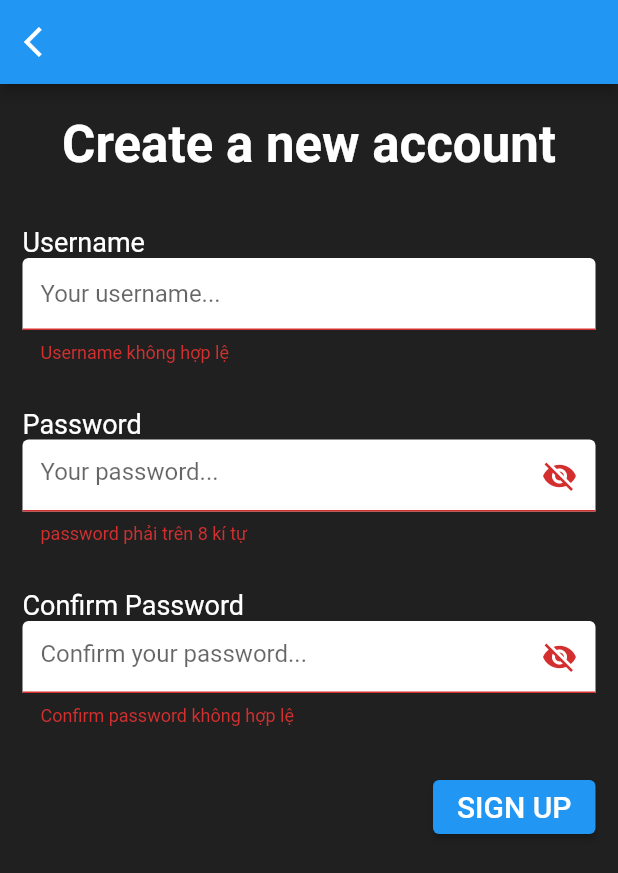
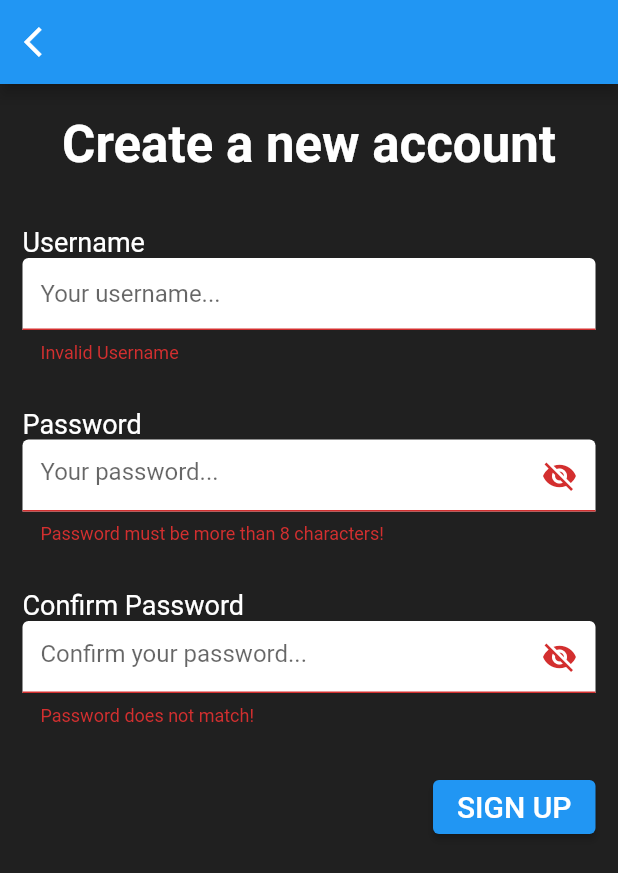
Before and after one commit to manhlamabc123/PDP_TCG_Terminal, a Flutter app: the SignUpPage screen opened directly, after a tap on "SIGN UP", on a phone screen of 412 x 824 dp. Shown: the top 873 px of the screen. Run offline on Flutter 3.47's test engine with Material 2 defaults, Android fonts, the phone set to English and light mode, and no system bars; our stand-ins replace carousel_slider, firebase_core, firebase_database, font_awesome_flutter; accounts and stored records are empty.

Commit message:
Update Sign Up Page

```diff
--- a/lib/pages/sign_up_page.dart
+++ b/lib/pages/sign_up_page.dart
@@ -9,8 +9,7 @@ class SignUpPage extends StatefulWidget {
   @override
   State<SignUpPage> createState() => _SignUpPageState();
 }
-String passErr = "password phải trên 8 kí tự";
-String passCFErr = "Confirm password không hợp lệ";
+
 bool passInvalid = false;
 bool passCFInvalid = false;
 
@@ -20,7 +19,16 @@ class _SignUpPageState extends State<SignUpPage> {
   String password = '';
   String passwordConfirm = '';
   final usernameController = TextEditingController();
+  final passwordError = "Password must be more than 8 characters!";
+  final passwordConfirmError = "Password does not match!";
 
+  @override
+  void initState() {
+    super.initState();
+    passInvalid = false;
+    passCFInvalid = false;
+    userInvalid = false;
+  }
 
   @override
   Widget build(BuildContext context) {
@@ -72,7 +80,8 @@ class _SignUpPageState extends State<SignUpPage> {
                           onPressed: () {
                             //TO DO
                             setState(() {
-                              debugPrint('Username: ${usernameController.text}');
+                              debugPrint(
+                                  'Username: ${usernameController.text}');
                               debugPrint('Password: $password');
                               debugPrint('Confirm Password: $passwordConfirm');
                               MyAuth.signUpUser(
@@ -82,8 +91,11 @@ class _SignUpPageState extends State<SignUpPage> {
                               );
                             });
 
-                          if (!userInvalid && !passInvalid && !passCFInvalid) {
-      Navigator.push(context,
+                            if (!userInvalid &&
+                                !passInvalid &&
+                                !passCFInvalid) {
+                              Navigator.push(
+                                context,
                                 MaterialPageRoute(
                                   builder: (context) {
                                     return const SignInPage();
@@ -128,7 +140,7 @@ class _SignUpPageState extends State<SignUpPage> {
             }),
             decoration: InputDecoration(
               hintText: 'Your password...',
-              errorText: passInvalid ? passErr: null,
+              errorText: passInvalid ? passwordError : null,
               enabledBorder: OutlineInputBorder(
                 borderRadius: BorderRadius.circular(20),
                 borderSide: const BorderSide(color: Colors.black, width: 3),
@@ -174,7 +186,7 @@ class _SignUpPageState extends State<SignUpPage> {
             }),
             decoration: InputDecoration(
               hintText: 'Confirm your password...',
-              errorText: passCFInvalid ? passCFErr: null,
+              errorText: passCFInvalid ? passwordConfirmError : null,
               enabledBorder: OutlineInputBorder(
                 borderRadius: BorderRadius.circular(20),
                 borderSide: const BorderSide(color: Colors.black, width: 3),
--- a/lib/widgets/build_username.dart
+++ b/lib/widgets/build_username.dart
@@ -1,24 +1,20 @@
 import 'package:flutter/material.dart';
 
- String userNameErr = "Username không hợp lệ";
+const userNameErr = "Invalid Username";
 bool userInvalid = false;
 
-Widget buildUsername(TextEditingController textEditingController)
-=> Column(
+Widget buildUsername(TextEditingController textEditingController) => Column(
       crossAxisAlignment: CrossAxisAlignment.start,
       children: [
         const Text(
           'Username',
           style: TextStyle(
-                fontWeight: FontWeight.normal,
-                color: Colors.white,
-                fontSize: 18),
+              fontWeight: FontWeight.normal, color: Colors.white, fontSize: 18),
         ),
         TextField(
           controller: textEditingController,
           decoration: InputDecoration(
-              errorText: userInvalid ? userNameErr: null ,
-
+            errorText: userInvalid ? userNameErr : null,
             hintText: 'Your username...',
             enabledBorder: OutlineInputBorder(
               borderRadius: BorderRadius.circular(20),
```
Lines whose indentation alone changed are shown as unchanged.
